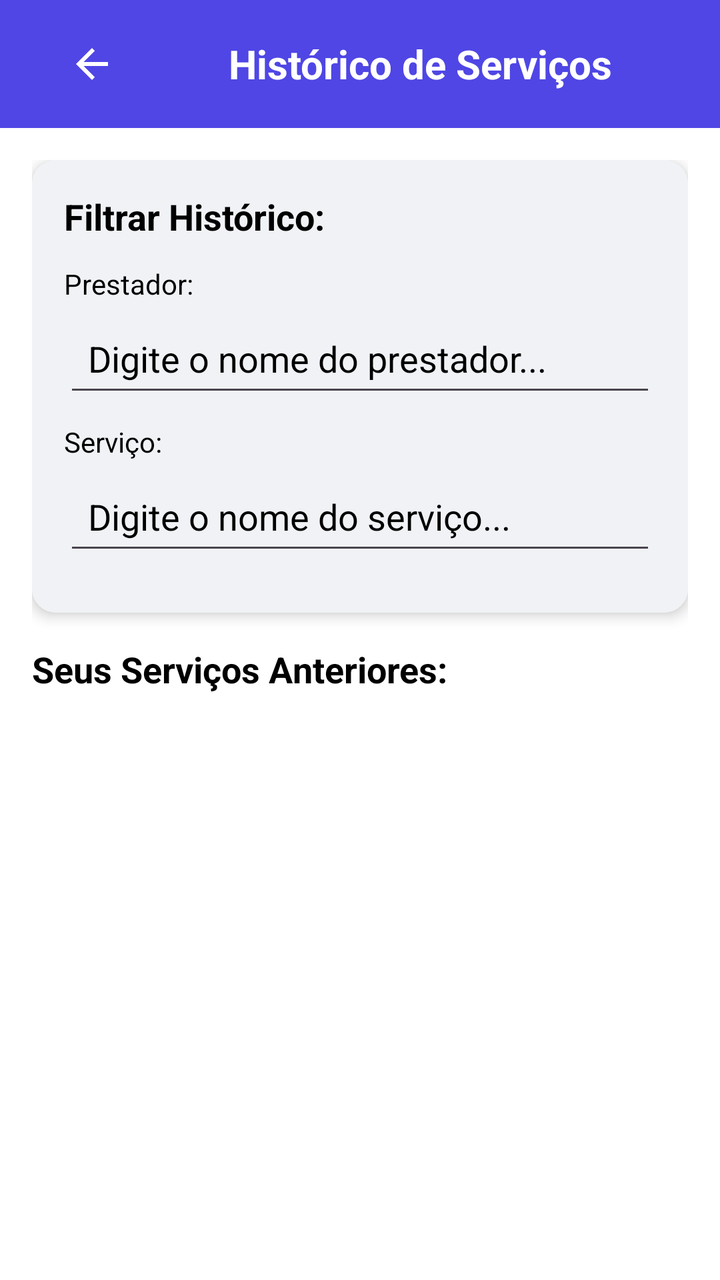
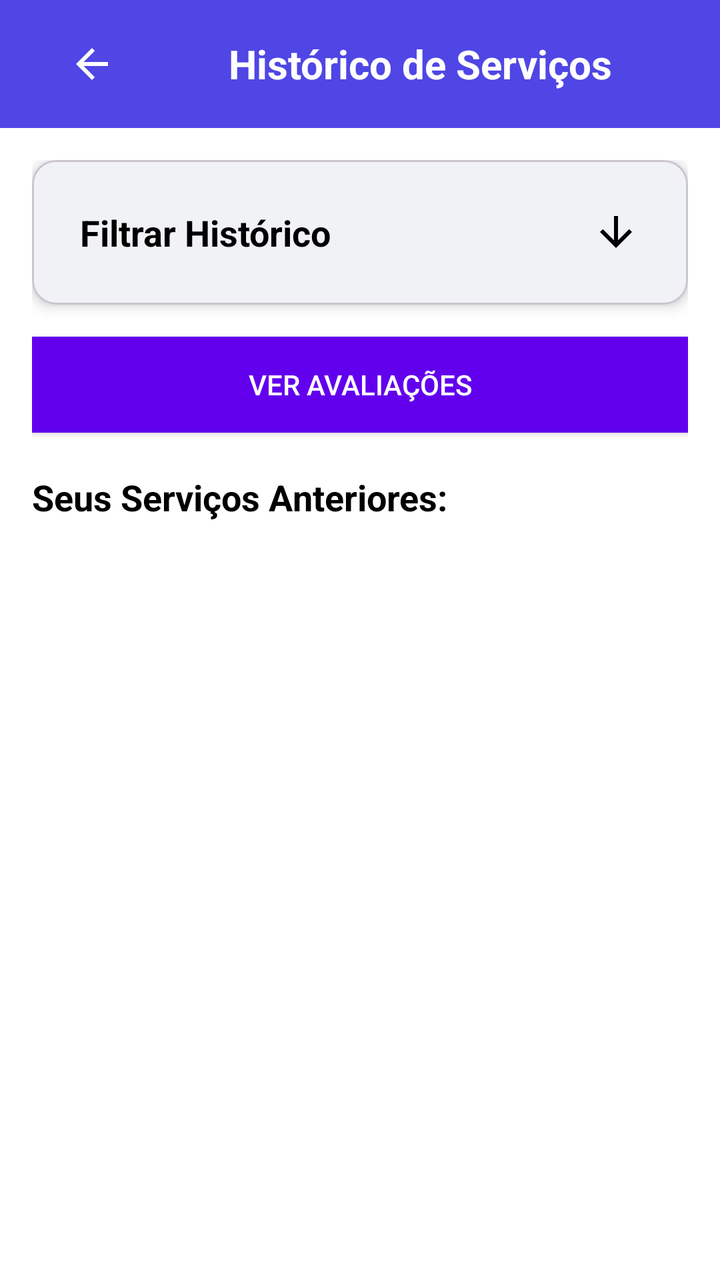

Before-and-after screenshots of an Android layout around one commit, followed by the original layout XML and the change that was made.
<!-- AndroidManifest.xml: application theme Theme.SmartApp -->
<!-- res/layout/historico_servico.xml -->
<?xml version="1.0" encoding="utf-8"?>
<LinearLayout xmlns:android="http://schemas.android.com/apk/res/android"
    xmlns:app="http://schemas.android.com/apk/res-auto"
    xmlns:tools="http://schemas.android.com/tools"
    android:layout_width="match_parent"
    android:layout_height="match_parent"
    android:background="@color/white"
    android:orientation="vertical">

    
    <LinearLayout
        android:id="@+id/header"
        android:layout_width="match_parent"
        android:layout_height="?attr/actionBarSize"
        android:background="#4F46E5"
        android:gravity="center_vertical"
        android:orientation="horizontal"
        android:padding="16dp">

        <ImageButton
            android:id="@+id/btnvoltarhist"
            android:layout_width="60dp"
            android:layout_height="60dp"
            android:background="?attr/selectableItemBackgroundBorderless"
            android:contentDescription="bntvl"
            android:src="@drawable/ic_arrow_back"
            app:tint="@android:color/white" />

        <TextView
            android:layout_width="0dp"
            android:layout_height="wrap_content"
            android:layout_weight="1"
            android:gravity="center"
            android:text="Histórico de Serviços"
            android:textColor="@android:color/white"
            android:textSize="20sp"
            android:textStyle="bold"/>
    </LinearLayout>

    
    <ScrollView
        android:layout_width="match_parent"
        android:layout_height="0dp"
        android:layout_weight="1"
        android:padding="16dp"
        android:fillViewport="true"
        android:background="@color/white">

        <LinearLayout
            android:layout_width="match_parent"
            android:layout_height="wrap_content"
            android:orientation="vertical"
            android:background="@color/white">

            
            <androidx.cardview.widget.CardView
                android:layout_width="match_parent"
                android:layout_height="wrap_content"
                app:cardCornerRadius="12dp"
                app:cardElevation="4dp"
                app:cardBackgroundColor="@color/white"
                android:layout_marginBottom="16dp">

                <LinearLayout
                    android:layout_width="match_parent"
                    android:layout_height="wrap_content"
                    android:orientation="vertical"
                    android:padding="16dp"
                    android:background="@color/light_gray">

                    <TextView
                        android:layout_width="match_parent"
                        android:layout_height="wrap_content"
                        android:text="Filtrar Histórico:"
                        android:textColor="@android:color/black"
                        android:textSize="18sp"
                        android:textStyle="bold"
                        android:layout_marginBottom="12dp"/>

                    
                    <TextView
                        android:layout_width="match_parent"
                        android:layout_height="wrap_content"
                        android:text="Prestador:"
                        android:textColor="@android:color/black"
                        android:textSize="14sp"/>

                    <EditText
                        android:id="@+id/filterByProfessionalEditText"
                        android:layout_width="match_parent"
                        android:layout_height="48dp"
                        android:layout_marginTop="4dp"
                        android:layout_marginBottom="8dp"
                        android:hint="Digite o nome do prestador..."
                        android:background="?android:attr/editTextBackground"
                        android:padding="12dp"
                        android:textColorHint="@color/black"
                        android:textColor="@android:color/black"/>

                    
                    <TextView
                        android:layout_width="match_parent"
                        android:layout_height="wrap_content"
                        android:text="Serviço:"
                        android:textColor="@android:color/black"
                        android:textSize="14sp"/>

                    <EditText
                        android:id="@+id/filterByServiceEditText"
                        android:layout_width="match_parent"
                        android:layout_height="48dp"
                        android:layout_marginTop="4dp"
                        android:layout_marginBottom="8dp"
                        android:hint="Digite o nome do serviço..."
                        android:textColorHint="@color/black"
                        android:padding="12dp"
                        android:textColor="@android:color/black"/>
                </LinearLayout>
            </androidx.cardview.widget.CardView>

            
            <TextView
                android:layout_width="match_parent"
                android:layout_height="wrap_content"
                android:text="Seus Serviços Anteriores:"
                android:textColor="@android:color/black"
                android:textSize="18sp"
                android:textStyle="bold"
                android:layout_marginBottom="16dp"/>

            
            <LinearLayout
                android:id="@+id/serviceHistoryList"
                android:layout_width="match_parent"
                android:layout_height="wrap_content"
                android:orientation="vertical"
                android:background="@color/white">

                
                <androidx.recyclerview.widget.RecyclerView
                    android:id="@+id/rvhistoricoServico"
                    android:layout_width="match_parent"
                    android:layout_height="wrap_content"
                    android:layout_marginBottom="16dp"
                    android:background="@color/white"
                    app:spanCount="2"
                    tools:itemCount="2"
                    tools:listitem="@layout/historico_category"/>
            </LinearLayout>

            
            <TextView
                android:id="@+id/noHistoryMessage"
                android:layout_width="match_parent"
                android:layout_height="wrap_content"
                android:text="Nenhum serviço encontrado no seu histórico."
                android:textColor="@android:color/black"
                android:textSize="16sp"
                android:gravity="center"
                android:padding="32dp"
                android:visibility="gone"/>
        </LinearLayout>
    </ScrollView>
</LinearLayout>
<!-- res/layout/historico_category.xml (included above) -->
<?xml version="1.0" encoding="utf-8"?>
<androidx.cardview.widget.CardView xmlns:android="http://schemas.android.com/apk/res/android"
    xmlns:app="http://schemas.android.com/apk/res-auto"
    android:layout_width="match_parent"
    android:layout_height="wrap_content"
    android:layout_marginBottom="16dp"
    app:cardBackgroundColor="@color/white"
    app:cardCornerRadius="8dp"
    app:cardElevation="2dp">

    <LinearLayout
        android:layout_width="match_parent"
        android:layout_height="wrap_content"
        android:background="@color/white"
        android:orientation="vertical"
        android:padding="16dp">

        
        <LinearLayout
            android:layout_width="match_parent"
            android:layout_height="wrap_content"
            android:background="@color/white"
            android:orientation="horizontal">

            <TextView
                android:id="@+id/nomeservico"
                android:layout_width="0dp"
                android:layout_height="wrap_content"
                android:layout_weight="1"
                android:text="Corte Feminino"
                android:textColor="@android:color/black"
                android:textSize="18sp"
                android:textStyle="bold" />

            <TextView
                android:id="@+id/servicodata"
                android:layout_width="wrap_content"
                android:layout_height="wrap_content"
                android:text="10/05/2024"
                android:textColor="@android:color/black"
                android:textSize="14sp" />
        </LinearLayout>

        
        <TextView
            android:id="@+id/nomeprof"
            android:layout_width="match_parent"
            android:layout_height="wrap_content"
            android:layout_marginTop="8dp"
            android:text="Com: Maria Cabeleireira"
            android:textColor="@android:color/black"
            android:textSize="14sp" />

        
        <TextView
            android:id="@+id/servicovalor"
            android:layout_width="match_parent"
            android:layout_height="wrap_content"
            android:layout_marginTop="4dp"
            android:text="Valor: R$ 80,00"
            android:textColor="@android:color/black"
            android:textSize="14sp" />

        
        <LinearLayout
            android:layout_width="match_parent"
            android:layout_height="wrap_content"
            android:layout_marginTop="8dp"
            android:background="@color/white"
            android:gravity="center_vertical"
            android:orientation="horizontal">

            <TextView
                android:id="@+id/avaliacaoserv"
                android:layout_width="wrap_content"
                android:layout_height="wrap_content"
                android:text="Avaliação:"
                android:textColor="@android:color/black"
                android:textSize="14sp" />

            <LinearLayout
                android:id="@+id/ratingStars"
                android:layout_width="wrap_content"
                android:layout_height="wrap_content"
                android:layout_marginStart="4dp"
                android:background="@color/white"
                android:orientation="horizontal">

                <ImageView
                    android:id="@+id/star1"
                    android:layout_width="16dp"
                    android:layout_height="16dp"
                    android:contentDescription="Estrela 1"
                    android:src="@drawable/ic_star_filled"
                    app:tint="@android:color/black" />

                <ImageView
                    android:id="@+id/star2"
                    android:layout_width="16dp"
                    android:layout_height="16dp"
                    android:contentDescription="Estrela 2"
                    android:src="@drawable/ic_star_filled"
                    app:tint="@android:color/black" />

                <ImageView
                    android:id="@+id/star3"
                    android:layout_width="16dp"
                    android:layout_height="16dp"
                    android:contentDescription="Estrela 3"
                    android:src="@drawable/ic_star_filled"
                    app:tint="@android:color/black" />

                <ImageView
                    android:id="@+id/star4"
                    android:layout_width="16dp"
                    android:layout_height="16dp"
                    android:contentDescription="Estrela 4"
                    android:src="@drawable/ic_star_filled"
                    app:tint="@android:color/black" />

                <ImageView
                    android:id="@+id/star5"
                    android:layout_width="16dp"
                    android:layout_height="16dp"
                    android:contentDescription="Estrela 5"
                    android:src="@drawable/ic_star_empty"
                    app:tint="@android:color/black" />
            </LinearLayout>
        </LinearLayout>
    </LinearLayout>
</androidx.cardview.widget.CardView>
<!-- resources referenced by this layout -->
<resources>
  <color name="black">#FF000000</color>
  <color name="light_gray">#F0F2F5</color>
  <color name="white">#FFFFFFFF</color>
  <!-- drawable ic_arrow_back (drawable) -->
  <vector xmlns:android="http://schemas.android.com/apk/res/android"
      android:width="24dp"
      android:height="24dp"
      android:viewportWidth="24"
      android:viewportHeight="24">
      <path android:fillColor="#FFFFFF" android:pathData="M20,11H7.83l5.59,-5.59L12,4l-8,8 8,8 1.41,-1.41L7.83,13H20v-2z"/>
  </vector>
  <!-- drawable ic_star_empty (drawable) -->
  <vector xmlns:android="http://schemas.android.com/apk/res/android" android:height="24dp" android:tint="#000000" android:viewportHeight="24" android:viewportWidth="24" android:width="24dp">
        
      <path android:fillColor="@android:color/white" android:pathData="M22,9.24l-7.19,-0.62L12,2 9.19,8.63 2,9.24l5.46,4.73L5.82,21 12,17.27 18.18,21l-1.63,-7.03L22,9.24zM12,15.4l-3.76,2.27 1,-4.28 -3.32,-2.88 4.38,-0.38L12,6.1l1.71,4.04 4.38,0.38 -3.32,2.88 1,4.28L12,15.4z"/>
      
  </vector>
  <!-- drawable ic_star_filled (drawable) -->
  <vector xmlns:android="http://schemas.android.com/apk/res/android" android:height="24dp" android:tint="#000000" android:viewportHeight="24" android:viewportWidth="24" android:width="24dp">
        
      <path android:fillColor="@android:color/white" android:pathData="M12,17.27L18.18,21l-1.64,-7.03L22,9.24l-7.19,-0.61L12,2 9.19,8.63 2,9.24l5.46,4.73L5.82,21z"/>
      
  </vector>
  <style name="Theme.SmartApp" parent="Base.Theme.SmartApp" />
  <style name="Base.Theme.SmartApp" parent="Theme.Material3.DayNight.NoActionBar" />
</resources>

<!-- the commit's change to res/layout/historico_servico.xml (unified diff, before → after) -->
@@ -7,7 +7,6 @@
     android:background="@color/white"
     android:orientation="vertical">
 
-    
     <LinearLayout
         android:id="@+id/header"
         android:layout_width="match_parent"
@@ -34,7 +33,7 @@
             android:text="Histórico de Serviços"
             android:textColor="@android:color/white"
             android:textSize="20sp"
-            android:textStyle="bold"/>
+            android:textStyle="bold" />
     </LinearLayout>
 
     
@@ -42,99 +41,141 @@
         android:layout_width="match_parent"
         android:layout_height="0dp"
         android:layout_weight="1"
-        android:padding="16dp"
+        android:background="@color/white"
         android:fillViewport="true"
-        android:background="@color/white">
+        android:padding="16dp">
 
         <LinearLayout
             android:layout_width="match_parent"
             android:layout_height="wrap_content"
-            android:orientation="vertical"
-            android:background="@color/white">
-
-            
-            <androidx.cardview.widget.CardView
-                android:layout_width="match_parent"
-                android:layout_height="wrap_content"
+            android:background="@color/white"
+            android:orientation="vertical">
+
+            <com.google.android.material.card.MaterialCardView
+                android:id="@+id/cardFilter"
+                android:layout_width="match_parent"
+                android:layout_height="wrap_content"
+                android:layout_marginBottom="16dp"
+                app:cardBackgroundColor="@color/white"
                 app:cardCornerRadius="12dp"
-                app:cardElevation="4dp"
-                app:cardBackgroundColor="@color/white"
-                android:layout_marginBottom="16dp">
+                app:cardElevation="4dp">
 
                 <LinearLayout
                     android:layout_width="match_parent"
                     android:layout_height="wrap_content"
+                    android:background="@color/light_gray"
                     android:orientation="vertical"
-                    android:padding="16dp"
-                    android:background="@color/light_gray">
-
-                    <TextView
+                    android:padding="16dp">
+
+                    <LinearLayout
+                        android:id="@+id/headerFilter"
                         android:layout_width="match_parent"
                         android:layout_height="wrap_content"
-                        android:text="Filtrar Histórico:"
-                        android:textColor="@android:color/black"
-                        android:textSize="18sp"
-                        android:textStyle="bold"
-                        android:layout_marginBottom="12dp"/>
-
-                    
-                    <TextView
+                        android:gravity="center_vertical"
+                        android:orientation="horizontal"
+                        android:padding="8dp">
+
+                        <TextView
+                            android:layout_width="0dp"
+                            android:layout_height="wrap_content"
+                            android:layout_weight="1"
+                            android:text="Filtrar Histórico"
+                            android:textColor="@android:color/black"
+                            android:textSize="18sp"
+                            android:textStyle="bold" />
+
+                        <ImageView
+                            android:id="@+id/iconArrow"
+                            android:layout_width="24dp"
+                            android:layout_height="24dp"
+                            android:src="@drawable/ic_arrow_down" />
+                    </LinearLayout>
+
+                    <LinearLayout
+                        android:id="@+id/filterContent"
                         android:layout_width="match_parent"
                         android:layout_height="wrap_content"
-                        android:text="Prestador:"
-                        android:textColor="@android:color/black"
-                        android:textSize="14sp"/>
-
-                    <EditText
-                        android:id="@+id/filterByProfessionalEditText"
-                        android:layout_width="match_parent"
-                        android:layout_height="48dp"
-                        android:layout_marginTop="4dp"
-                        android:layout_marginBottom="8dp"
-                        android:hint="Digite o nome do prestador..."
-                        android:background="?android:attr/editTextBackground"
-                        android:padding="12dp"
-                        android:textColorHint="@color/black"
-                        android:textColor="@android:color/black"/>
-
-                    
-                    <TextView
-                        android:layout_width="match_parent"
-                        android:layout_height="wrap_content"
-                        android:text="Serviço:"
-                        android:textColor="@android:color/black"
-                        android:textSize="14sp"/>
-
-                    <EditText
-                        android:id="@+id/filterByServiceEditText"
-                        android:layout_width="match_parent"
-                        android:layout_height="48dp"
-                        android:layout_marginTop="4dp"
-                        android:layout_marginBottom="8dp"
-                        android:hint="Digite o nome do serviço..."
-                        android:textColorHint="@color/black"
-                        android:padding="12dp"
-                        android:textColor="@android:color/black"/>
+                        android:orientation="vertical"
+                        android:visibility="gone">
+
+                        <TextView
+                            android:layout_width="match_parent"
+                            android:layout_height="wrap_content"
+                            android:layout_marginBottom="12dp"
+                            android:text="Filtrar Histórico:"
+                            android:textColor="@android:color/black"
+                            android:textSize="18sp"
+                            android:textStyle="bold" />
+
+                        
+                        <TextView
+                            android:layout_width="match_parent"
+                            android:layout_height="wrap_content"
+                            android:text="Prestador:"
+                            android:textColor="@android:color/black"
+                            android:textSize="14sp" />
+
+                        <EditText
+                            android:id="@+id/filterByProfessionalEditText"
+                            android:layout_width="match_parent"
+                            android:layout_height="48dp"
+                            android:layout_marginTop="4dp"
+                            android:layout_marginBottom="8dp"
+                            android:background="?android:attr/editTextBackground"
+                            android:hint="Digite o nome do prestador..."
+                            android:padding="12dp"
+                            android:textColor="@android:color/black"
+                            android:textColorHint="@color/black" />
+
+                        
+                        <TextView
+                            android:layout_width="match_parent"
+                            android:layout_height="wrap_content"
+                            android:text="Serviço:"
+                            android:textColor="@android:color/black"
+                            android:textSize="14sp" />
+
+                        <EditText
+                            android:id="@+id/filterByServiceEditText"
+                            android:layout_width="match_parent"
+                            android:layout_height="48dp"
+                            android:layout_marginTop="4dp"
+                            android:layout_marginBottom="8dp"
+                            android:hint="Digite o nome do serviço..."
+                            android:padding="12dp"
+                            android:textColor="@android:color/black"
+                            android:textColorHint="@color/black" />
+                    </LinearLayout>
+
                 </LinearLayout>
-            </androidx.cardview.widget.CardView>
+            </com.google.android.material.card.MaterialCardView>
+
+            <androidx.appcompat.widget.AppCompatButton
+                android:id="@+id/btn_avaliacao"
+                android:layout_width="match_parent"
+                android:layout_height="wrap_content"
+                android:layout_marginBottom="20dp"
+                android:background="@color/design_default_color_primary"
+                android:text="VER AVALIAÇÕES"
+                android:textColor="@color/white" />
 
             
             <TextView
                 android:layout_width="match_parent"
                 android:layout_height="wrap_content"
+                android:layout_marginBottom="16dp"
                 android:text="Seus Serviços Anteriores:"
                 android:textColor="@android:color/black"
                 android:textSize="18sp"
-                android:textStyle="bold"
-                android:layout_marginBottom="16dp"/>
+                android:textStyle="bold" />
 
             
             <LinearLayout
                 android:id="@+id/serviceHistoryList"
                 android:layout_width="match_parent"
                 android:layout_height="wrap_content"
-                android:orientation="vertical"
-                android:background="@color/white">
+                android:background="@color/white"
+                android:orientation="vertical">
 
                 
                 <androidx.recyclerview.widget.RecyclerView
@@ -145,7 +186,7 @@
                     android:background="@color/white"
                     app:spanCount="2"
                     tools:itemCount="2"
-                    tools:listitem="@layout/historico_category"/>
+                    tools:listitem="@layout/historico_category" />
             </LinearLayout>
 
             
@@ -153,12 +194,12 @@
                 android:id="@+id/noHistoryMessage"
                 android:layout_width="match_parent"
                 android:layout_height="wrap_content"
-                android:text="Nenhum serviço encontrado no seu histórico."
-                android:textColor="@android:color/black"
-                android:textSize="16sp"
                 android:gravity="center"
                 android:padding="32dp"
-                android:visibility="gone"/>
+                android:text="Nenhum serviço encontrado no seu histórico."
+                android:textColor="@android:color/black"
+                android:textSize="16sp"
+                android:visibility="gone" />
         </LinearLayout>
     </ScrollView>
 </LinearLayout>
<!-- resource entries referenced after the edit -->
@@ -10,6 +10,12 @@
       android:viewportWidth="24"
       android:viewportHeight="24">
       <path android:fillColor="#FFFFFF" android:pathData="M20,11H7.83l5.59,-5.59L12,4l-8,8 8,8 1.41,-1.41L7.83,13H20v-2z"/>
+  </vector>
+  <!-- drawable ic_arrow_down (drawable) -->
+  <vector xmlns:android="http://schemas.android.com/apk/res/android" android:height="24dp" android:tint="#000000" android:viewportHeight="24" android:viewportWidth="24" android:width="24dp">
+        
+      <path android:fillColor="@android:color/white" android:pathData="M20,12l-1.41,-1.41L13,16.17V4h-2v12.17l-5.58,-5.59L4,12l8,8 8,-8z"/>
+      
   </vector>
   <!-- drawable ic_star_empty (drawable) -->
   <vector xmlns:android="http://schemas.android.com/apk/res/android" android:height="24dp" android:tint="#000000" android:viewportHeight="24" android:viewportWidth="24" android:width="24dp">
